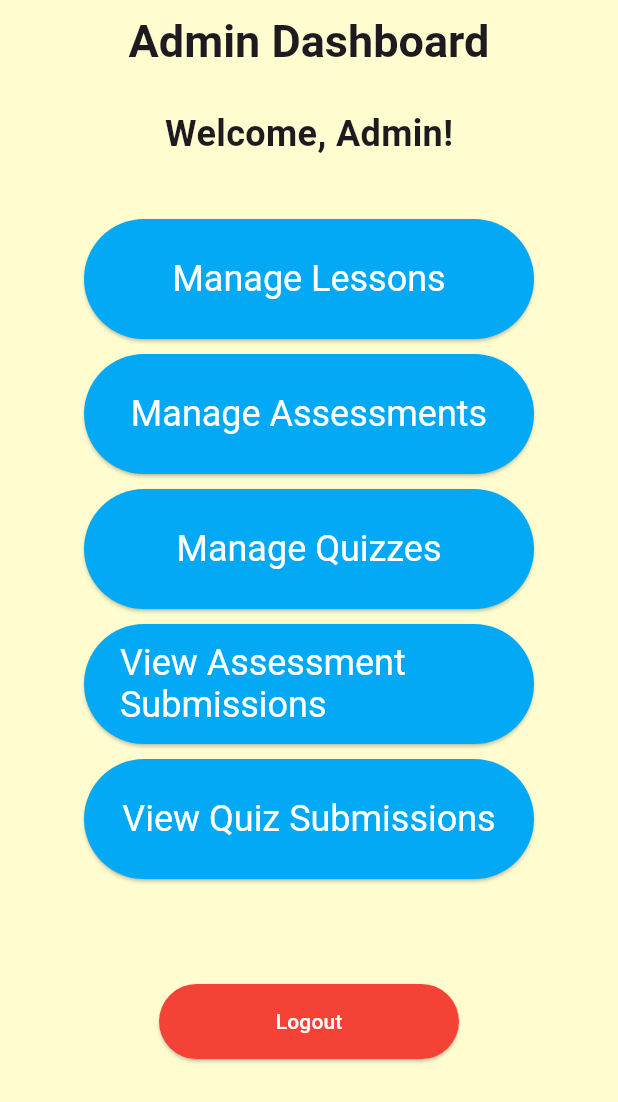
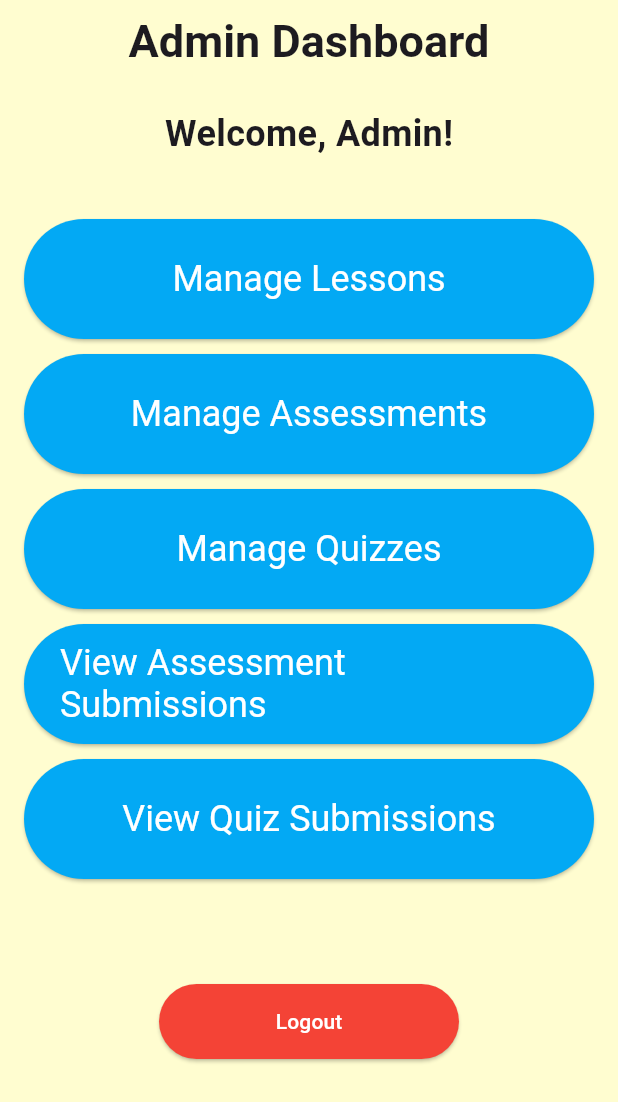
Before and after one commit to CoCo-32/EduQuest, a Flutter app: the AdminDashboard screen opened directly, on a phone screen of 412 x 824 dp. Shown: the top 1102 px of the screen. Run offline on Flutter 3.47's test engine with Material 3 defaults, Android fonts, the phone set to English and light mode, and no system bars; our stand-ins replace cloud_firestore, firebase_auth, firebase_core; accounts and stored records are empty.

```diff
--- a/lib/admin_dashboard.dart
+++ b/lib/admin_dashboard.dart
@@ -29,7 +29,7 @@ class AdminDashboard extends StatelessWidget {
               ),
               SizedBox(height: 40),
               SizedBox(
-                width: 300,
+                width: 400,
                 height: 80,
                 child: ElevatedButton(
                   onPressed: () {
@@ -50,7 +50,7 @@ class AdminDashboard extends StatelessWidget {
               ),
               SizedBox(height: 10),
               SizedBox(
-                width: 300,
+                width: 400,
                 height: 80,
                 child: ElevatedButton(
                   onPressed: () {
@@ -71,7 +71,7 @@ class AdminDashboard extends StatelessWidget {
               ),
               SizedBox(height: 10),
               SizedBox(
-                width: 300,
+                width: 400,
                 height: 80,
                 child: ElevatedButton(
                   onPressed: () {
@@ -91,7 +91,7 @@ class AdminDashboard extends StatelessWidget {
               ),
               SizedBox(height: 10),
               SizedBox(
-                width: 300,
+                width: 400,
                 height: 80,
                 child: ElevatedButton(
                   onPressed: () {
@@ -112,7 +112,7 @@ class AdminDashboard extends StatelessWidget {
               ),
               SizedBox(height: 10),
               SizedBox(
-                width: 300,
+                width: 400,
                 height: 80,
                 child: ElevatedButton(
                   onPressed: () {
--- a/lib/admin_login_page.dart
+++ b/lib/admin_login_page.dart
@@ -138,6 +138,7 @@ class _AdminLoginPageState extends State<AdminLoginPage> {
                       ),
                     ),
                   ),
+                  SizedBox(height: 20),
                   SizedBox(
                     width: double.infinity, // Make the button full-width
                     height: 40,
```
Also changed, not shown: lib/check_assessment_submission_page.dart (+11 -3 lines), lib/check_quiz_submission_page.dart (+12 -3 lines).
